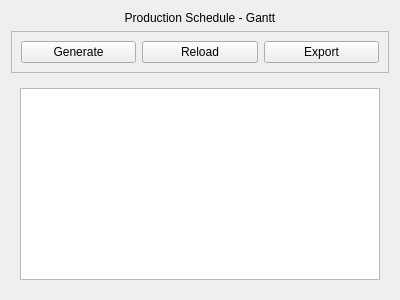
Old version of the form ui/ScheduleView.ui in the repository MagdaOleksandrTeam/ProductionPlanner.
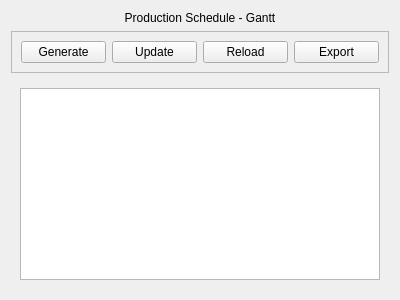
New version of the form. Icons and pictures are not drawn.

Commit message: schedule: finalize Gantt chart rendering and PDF export

```diff
--- a/ui/ScheduleView.ui
+++ b/ui/ScheduleView.ui
@@ -47,6 +47,17 @@
         </property>
        </widget>
       </item>
+      <item>
+       <widget class="QPushButton" name="btnUpdate">
+        <property name="text">
+         <string>Update</string>
+        </property>
+        <property name="icon">
+         <iconset>
+          <normaloff>../assets/icons/update.svg</normaloff>../assets/icons/update.svg</iconset>
+        </property>
+       </widget>
+      </item>
       <item>
        <widget class="QPushButton" name="btnReload">
         <property name="text">
```
The commit also changes 2 other files.
